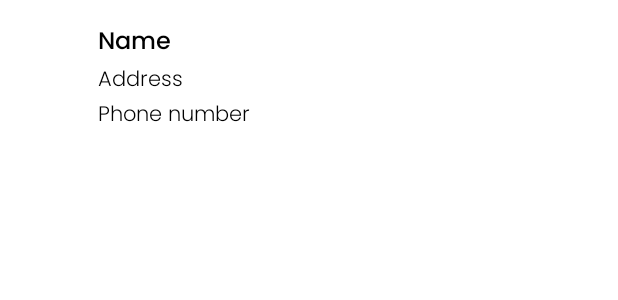
After one commit to flysolo17/jewel, an Android app: the layout row_home_owners.xml on its own in the app's theme, with its tools: preview values and no code run, on a phone screen of 412 x 824 dp. The commit adds this screen. Shown: the top 300 px of the screen. Run offline under Robolectric (Android 15) with nearby library versions, the phone set to English and light mode, and no system bars.

Commit message:
Collector address error fixed and view users by address

```diff
--- a/app/build.gradle
+++ b/app/build.gradle
@@ -62,4 +62,6 @@ dependencies {
     implementation 'com.firebaseui:firebase-ui-firestore:8.0.0'
 
 
+    implementation 'de.hdodenhof:circleimageview:3.1.0'
+    implementation 'com.squareup.picasso:picasso:2.71828'
 }
--- a/app/src/main/java/com/flysolo/collectorapp/MainActivity.kt
+++ b/app/src/main/java/com/flysolo/collectorapp/MainActivity.kt
@@ -32,6 +32,7 @@ class MainActivity : AppCompatActivity() {
             navController?.navigate(R.id.addDestination)
         }
 
+        address = resources.getStringArray(R.array.barangay).toMutableList()
     }
     private fun setupNav() {
         navController = findNavController(R.id.fragmentContainer)
@@ -60,5 +61,8 @@ class MainActivity : AppCompatActivity() {
         binding.bottomAppBar.hideOnScroll = false
         binding.fabCreateDestination.hide()
     }
+    companion object {
+        var address : MutableList<String> ? = null
+    }
 
 }
--- a/app/src/main/java/com/flysolo/collectorapp/models/Destination.kt
+++ b/app/src/main/java/com/flysolo/collectorapp/models/Destination.kt
@@ -5,3 +5,9 @@ class Destination(var destinationID : String? = null,
                   var listAddresses: List<String>? = null,
                   var isNowCollecting : Int? = 0,
                   var timestamp : Long? = null)
+{
+    companion object {
+        const val TABLE_NAME = "Destination"
+        const val COLLECTOR_ID = "collectorID"
+    }
+}
--- a/app/src/main/java/com/flysolo/collectorapp/models/User.kt
+++ b/app/src/main/java/com/flysolo/collectorapp/models/User.kt
@@ -2,6 +2,7 @@ package com.flysolo.collectorapp.models
 
 class User(
     var userID: String? = "",
+    var userProfile: String? = "",
     var userFirstName: String? = "",
     var userLastName: String? = "",
     var userAddress: String?= "",
--- a/app/src/main/res/layout/row_destinations.xml
+++ b/app/src/main/res/layout/row_destinations.xml
@@ -8,7 +8,7 @@
     app:cardElevation="5dp">
     <LinearLayout
         android:layout_width="match_parent"
-        android:layout_height="350dp"
+        android:layout_height="wrap_content"
         android:orientation="vertical"
         android:padding="10dp">
 
--- /dev/null
+++ b/app/src/main/res/layout/row_home_owners.xml
@@ -0,0 +1,44 @@
+<?xml version="1.0" encoding="utf-8"?>
+<LinearLayout xmlns:android="http://schemas.android.com/apk/res/android"
+    android:layout_width="match_parent"
+    android:layout_height="wrap_content"
+    xmlns:app="http://schemas.android.com/apk/res-auto"
+    android:padding="10dp"
+    android:orientation="horizontal">
+    <de.hdodenhof.circleimageview.CircleImageView
+        android:id="@+id/imageProfile"
+        android:layout_width="50dp"
+        android:scaleType="centerCrop"
+        android:layout_height="50dp"
+        app:civ_border_color="#FF000000"/>
+    <LinearLayout
+        android:layout_width="match_parent"
+        android:layout_height="wrap_content"
+        android:orientation="vertical"
+        android:padding="5dp">
+        <TextView
+            android:id="@+id/textName"
+            android:layout_width="match_parent"
+            android:layout_height="wrap_content"
+            android:text="Name"
+            android:fontFamily="@font/poppins_medium"
+            android:textColor="@color/black"
+            android:textSize="16sp"/>
+        <TextView
+            android:id="@+id/textAddress"
+            android:layout_width="match_parent"
+            android:layout_height="wrap_content"
+            android:text="@string/address"
+            android:fontFamily="@font/poppins_light"
+            android:textColor="@color/black"
+           />
+        <TextView
+            android:id="@+id/textPhoneNumber"
+            android:layout_width="match_parent"
+            android:layout_height="wrap_content"
+            android:text="@string/phone_number"
+            android:fontFamily="@font/poppins_light"
+            android:textColor="@color/black"
+            />
+    </LinearLayout>
+</LinearLayout>
--- a/app/src/main/res/navigation/collector_nav.xml
+++ b/app/src/main/res/navigation/collector_nav.xml
@@ -9,7 +9,9 @@
         android:id="@+id/nav_home"
         android:name="com.flysolo.collectorapp.nav.HomeFragment"
         android:label="fragment_home"
-        tools:layout="@layout/fragment_home" />
+        tools:layout="@layout/fragment_home" >
+
+    </fragment>
     <fragment
         android:id="@+id/nav_profile"
         android:name="com.flysolo.collectorapp.nav.ProfileFragment"
```
Also changed, not shown: app/src/main/java/com/flysolo/collectorapp/adapters/AddressAdapter.kt (+13 -8 lines), app/src/main/java/com/flysolo/collectorapp/adapters/DestinationAdapter.kt (+48 -24 lines), app/src/main/java/com/flysolo/collectorapp/adapters/UsersAdapter.kt (added, +51 -0 lines), app/src/main/java/com/flysolo/collectorapp/nav/AddDestination.kt (+7 -26 lines), app/src/main/java/com/flysolo/collectorapp/nav/HomeFragment.kt (+6 -4 lines), app/src/main/java/com/flysolo/collectorapp/nav/ViewHomeOwners.kt (added, +77 -0 lines), app/src/main/java/com/flysolo/collectorapp/viewmodel/AdressViewModel.kt (+9 -2 lines), app/src/main/res/layout/fragment_view_home_owners.xml (added, +13 -0 lines), app/src/main/res/values/strings.xml (+38 -0 lines).
